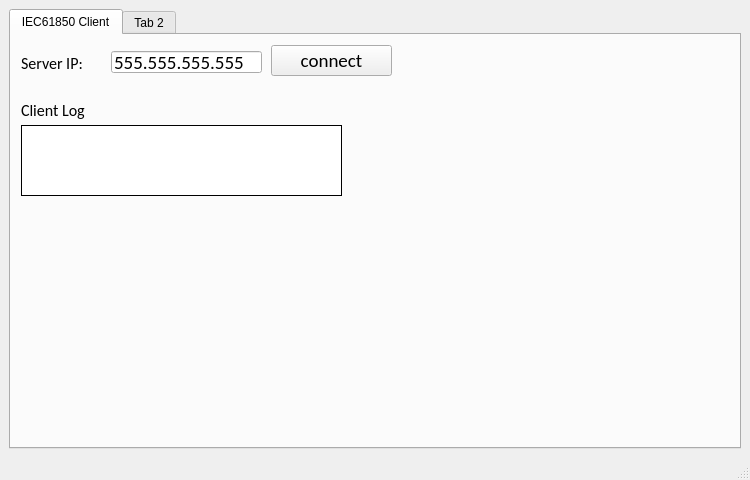
Before: the Qt Designer form examples/QtWidgets/Qt6CMake-main/forms/mainwindow.ui in Pfannex/IEC61850_Qt, drawn with Qt 5.
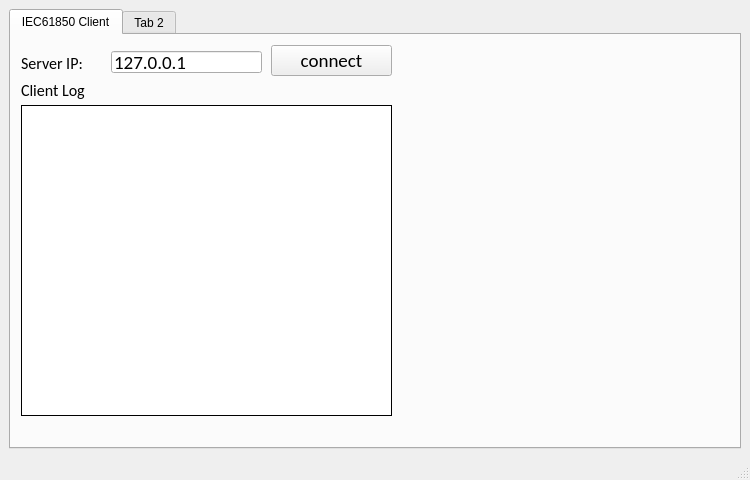
After: the same form once the commit is applied.

Diff of the .ui file:
```diff
--- a/examples/QtWidgets/Qt6CMake-main/forms/mainwindow.ui
+++ b/examples/QtWidgets/Qt6CMake-main/forms/mainwindow.ui
@@ -59,7 +59,7 @@
          </font>
         </property>
         <property name="text">
-         <string>555.555.555.555</string>
+         <string>127.0.0.1</string>
         </property>
        </widget>
        <widget class="QLabel" name="label">
@@ -85,9 +85,9 @@
         <property name="geometry">
          <rect>
           <x>10</x>
-          <y>90</y>
-          <width>321</width>
-          <height>71</height>
+          <y>70</y>
+          <width>371</width>
+          <height>311</height>
          </rect>
         </property>
         <property name="frameShape">
@@ -101,7 +101,7 @@
         <property name="geometry">
          <rect>
           <x>10</x>
-          <y>60</y>
+          <y>40</y>
           <width>81</width>
           <height>31</height>
          </rect>
```
